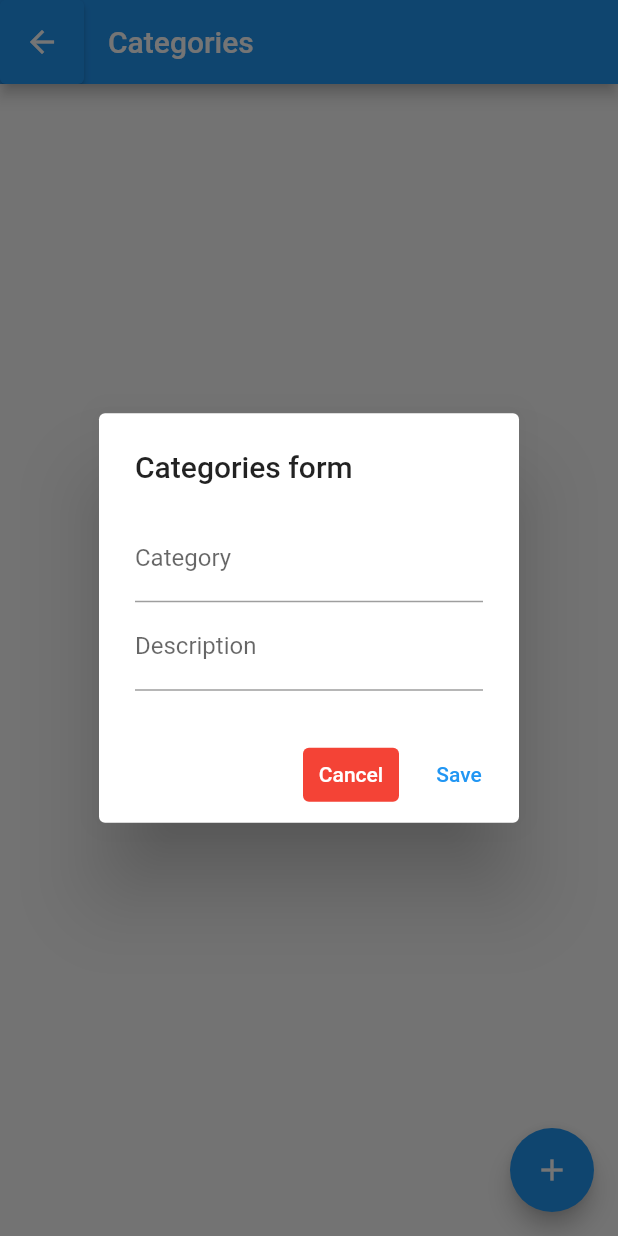
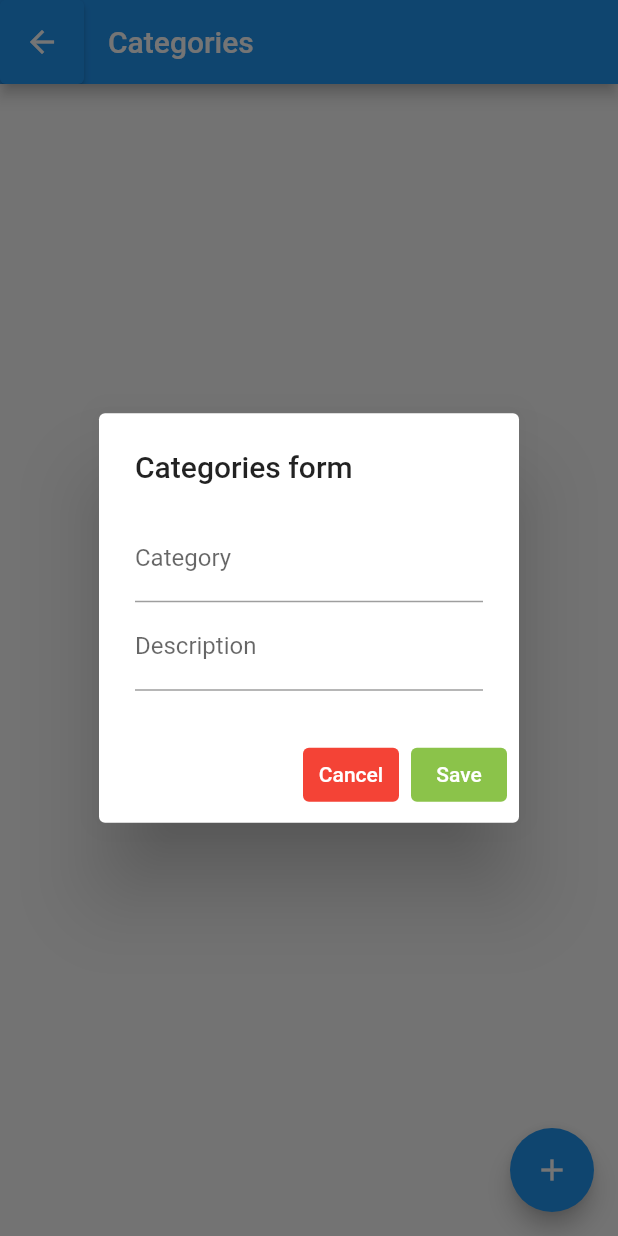
Before and after one commit to RJ2607/To_Do_List, a Flutter app: the CategoriesScreen screen opened directly, after a tap on the "add" icon, on a phone screen of 412 x 824 dp. Run offline on Flutter 3.47's test engine with Material 2 defaults, Android fonts, the phone set to English and light mode, and no system bars; network calls fail.

Commit message:
categories screen updation

```diff
--- a/lib/screens/categories_screen.dart
+++ b/lib/screens/categories_screen.dart
@@ -19,12 +19,18 @@ class _CategoriesScreenState extends State<CategoriesScreen> {
           return AlertDialog(
             actions: <Widget>[
               TextButton(
-                onPressed: () {},
+                onPressed: () => Navigator.pop(context),
                 child: Text("Cancel"),
                 style: TextButton.styleFrom(
                     foregroundColor: Colors.white, backgroundColor: Colors.red),
               ),
-              TextButton(onPressed: () {}, child: Text("Save"))
+              TextButton(
+                onPressed: () {},
+                child: Text("Save"),
+                style: TextButton.styleFrom(
+                    foregroundColor: Colors.white,
+                    backgroundColor: Colors.lightGreen),
+              )
             ],
             title: Text('Categories form'),
             content: SingleChildScrollView(
```
